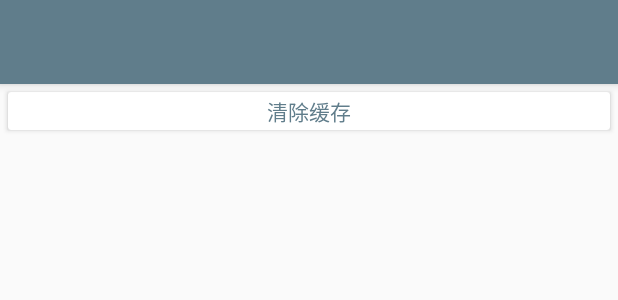
After one commit to mhgd3250905/ZhiHuRiBao-GoGoGo, an Android app: the layout activity_main_activity_setting.xml on its own in the app's theme, with its tools: preview values and no code run, on a phone screen of 412 x 824 dp. The commit adds this screen. Shown: the top 300 px of the screen. Run offline under Robolectric (Android 15) with nearby library versions, the phone set to English and light mode, and no system bars.

Commit message:
修改了封面的布局 / 添加了一个页面即 专栏页面 /尝试性添加新闻其他信息

```diff
--- a/app/src/main/java/skkk/gogogo/com/dakaizhihu/utils/MySQLiteHelper.java
+++ b/app/src/main/java/skkk/gogogo/com/dakaizhihu/utils/MySQLiteHelper.java
@@ -24,6 +24,7 @@ public class MySQLiteHelper extends SQLiteOpenHelper {
             + "image_source text,"
             + "html_body text,"
             + "news_id text,"
+            + "share_url text,"
             + "title text)";
     private Context mContext;
 
--- /dev/null
+++ b/app/src/main/res/layout-v21/activity_main_activity_setting.xml
@@ -0,0 +1,40 @@
+<?xml version="1.0" encoding="utf-8"?>
+<RelativeLayout xmlns:android="http://schemas.android.com/apk/res/android"
+    xmlns:tools="http://schemas.android.com/tools"
+    xmlns:app="http://schemas.android.com/apk/res-auto"
+    android:layout_width="match_parent"
+    android:layout_height="match_parent"
+    tools:context=".activity.SettingActivity">
+<android.support.design.widget.AppBarLayout
+    android:layout_width="match_parent"
+    android:layout_height="wrap_content"
+    android:id="@+id/view">
+    <android.support.v7.widget.Toolbar
+        android:id="@id/tb_setting"
+        android:title="设置"
+        android:layout_width="match_parent"
+        android:layout_height="wrap_content"/>
+</android.support.design.widget.AppBarLayout>
+    <android.support.v7.widget.CardView
+        android:onClick="clearSQL"
+        android:layout_width="match_parent"
+        android:layout_height="25dp"
+        android:clickable="true"
+        android:foreground="?android:attr/selectableItemBackground"
+        android:stateListAnimator="@anim/test"
+        app:cardBackgroundColor="@color/white"
+        android:layout_margin="5dp"
+        android:layout_below="@+id/view"
+        android:layout_centerHorizontal="true">
+        <TextView
+            android:clickable="false"
+            android:focusable="false"
+            android:layout_width="match_parent"
+            android:layout_height="match_parent"
+            android:gravity="center"
+            android:text="清除缓存"
+            android:textColor="@color/colorPrimaryDark"
+            />
+    </android.support.v7.widget.CardView>
+
+    </RelativeLayout>
--- /dev/null
+++ b/app/src/main/res/layout/activity_main_activity_setting.xml
@@ -0,0 +1,40 @@
+<?xml version="1.0" encoding="utf-8"?>
+<RelativeLayout xmlns:android="http://schemas.android.com/apk/res/android"
+    xmlns:tools="http://schemas.android.com/tools"
+    xmlns:app="http://schemas.android.com/apk/res-auto"
+    android:layout_width="match_parent"
+    android:layout_height="match_parent"
+    tools:context=".activity.SettingActivity">
+<android.support.design.widget.AppBarLayout
+    android:layout_width="match_parent"
+    android:layout_height="wrap_content"
+    android:id="@+id/view">
+    <android.support.v7.widget.Toolbar
+        android:id="@id/tb_setting"
+        android:title="设置"
+        android:layout_width="match_parent"
+        android:layout_height="wrap_content"/>
+</android.support.design.widget.AppBarLayout>
+    <android.support.v7.widget.CardView
+        android:onClick="clearSQL"
+        android:layout_width="match_parent"
+        android:layout_height="25dp"
+        android:clickable="true"
+        android:foreground="?android:attr/selectableItemBackground"
+        android:stateListAnimator="@anim/test"
+        app:cardBackgroundColor="@color/white"
+        android:layout_margin="5dp"
+        android:layout_below="@+id/view"
+        android:layout_centerHorizontal="true">
+        <TextView
+            android:clickable="false"
+            android:focusable="false"
+            android:layout_width="match_parent"
+            android:layout_height="match_parent"
+            android:gravity="center"
+            android:text="清除缓存"
+            android:textColor="@color/colorPrimaryDark"
+            />
+    </android.support.v7.widget.CardView>
+
+    </RelativeLayout>
--- a/app/src/main/res/layout/activity_splash.xml
+++ b/app/src/main/res/layout/activity_splash.xml
@@ -15,10 +15,10 @@
         android:layout_height="match_parent" />
     <LinearLayout
         android:orientation="vertical"
-        android:background="#88000000"
+        android:background="#33000000"
         android:layout_width="match_parent"
         android:layout_height="wrap_content"
-        android:layout_alignParentTop="true"
+        android:layout_alignParentBottom="true"
         android:layout_alignParentStart="true">
         <TextView
             android:layout_width="match_parent"
--- a/app/src/main/res/menu/activity_home_drawer.xml
+++ b/app/src/main/res/menu/activity_home_drawer.xml
@@ -15,9 +15,9 @@
             android:icon="@drawable/menu_author"
             android:title="关于作者" />
         <item
-            android:id="@+id/nav_manage"
+            android:id="@+id/nav_setting"
             android:icon="@drawable/ic_menu_manage"
-            android:title="Tools" />
+            android:title="设置" />
     </group>
 
     <item android:title="Communicate">
--- a/app/src/main/res/values/ids.xml
+++ b/app/src/main/res/values/ids.xml
@@ -18,4 +18,5 @@
     <item name="tpi_theme" type="id">tpi_theme</item>
     <item name="vp_theme" type="id">vp_theme</item>
     <item name="tb_theme" type="id">tb_theme</item>
+    <item name="tb_setting" type="id">tb_setting</item>
 </resources>
```
Also changed, not shown: app/src/main/AndroidManifest.xml (+9 -10 lines), app/src/main/java/skkk/gogogo/com/dakaizhihu/NewsImformationGson/ImformationData.java (added, +50 -0 lines), app/src/main/java/skkk/gogogo/com/dakaizhihu/activity/HomeActivity.java (+3 -39 lines), app/src/main/java/skkk/gogogo/com/dakaizhihu/activity/NewsDetailActivity.java (+74 -23 lines), app/src/main/java/skkk/gogogo/com/dakaizhihu/activity/SettingActivity.java (added, +40 -0 lines), app/src/main/java/skkk/gogogo/com/dakaizhihu/fragment/ColumnFragment.java (added, +199 -0 lines), app/src/main/java/skkk/gogogo/com/dakaizhihu/fragment/ColumnMainFragment.java (added, +146 -0 lines), app/src/main/java/skkk/gogogo/com/dakaizhihu/utils/URLStringUtils.java (+7 -1 lines), app/src/main/res/layout/activity_news_detail.xml (+14 -18 lines).
